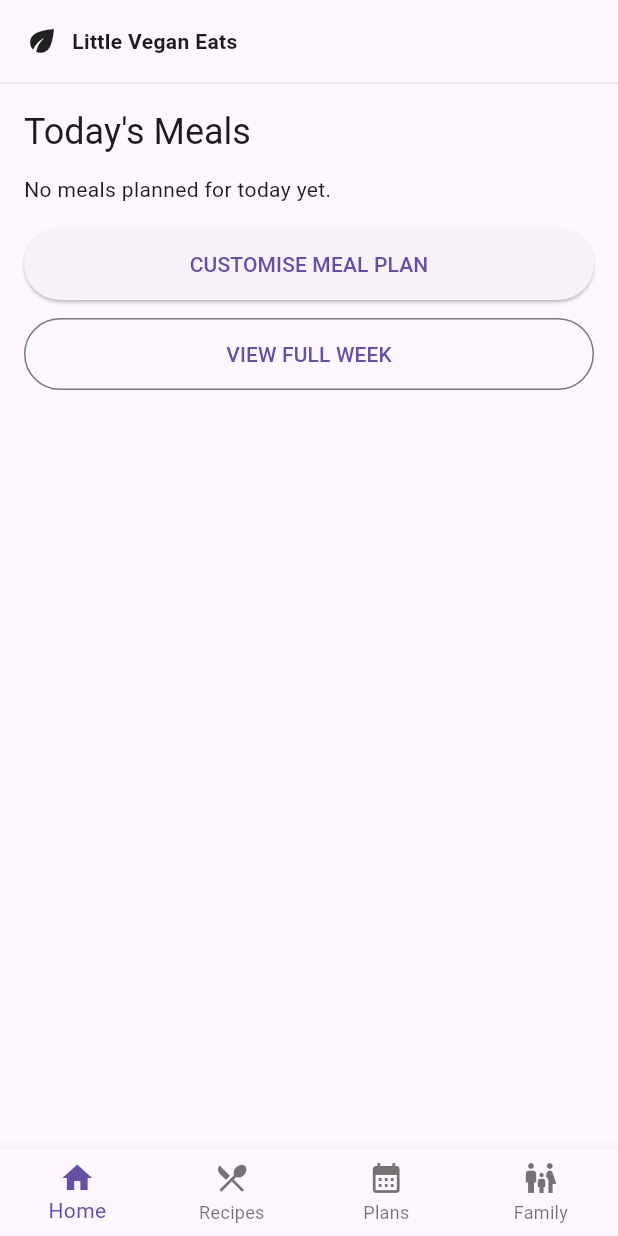
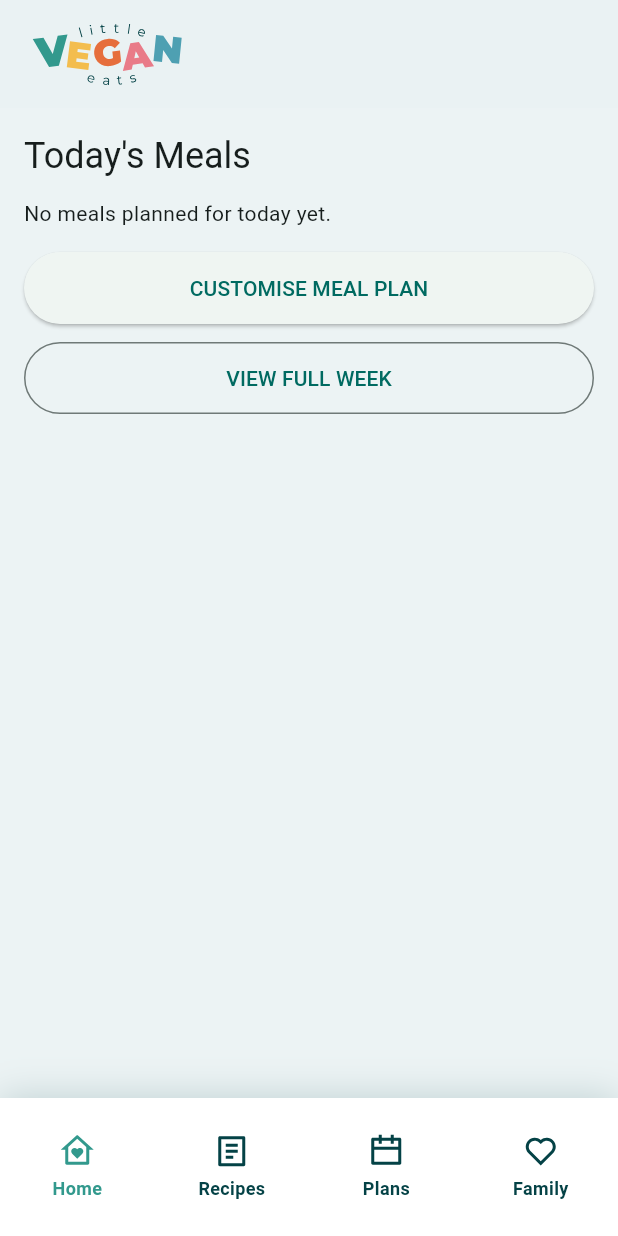
Before and after one commit to staygold/little_vegan_eats, a Flutter app: the AppShell screen opened by its route, on a phone screen of 412 x 824 dp. Run offline on Flutter 3.47's test engine with Material 3 defaults, Android fonts, the phone set to English and light mode, and no system bars; our stand-ins replace cloud_firestore, dio, firebase_auth, firebase_core, flutter_svg, hive_flutter; accounts and stored records are empty; network calls fail; Roboto replaces fonts that are missing (Montserrat).

Commit message:
Add global app background and updated header + bottom nav styling

```diff
--- a/lib/app/app_shell.dart
+++ b/lib/app/app_shell.dart
@@ -1,4 +1,5 @@
 import 'package:flutter/material.dart';
+import 'package:flutter_svg/flutter_svg.dart';
 
 import '../home/home_screen.dart';
 import '../recipes/recipe_list_screen.dart';
@@ -23,8 +24,16 @@ class _AppShellState extends State<AppShell> {
     HomeScreen(),
     RecipeListScreen(),
     PlansHubScreen(),
-    ProfileScreen(), // ✅ Family tab
+    ProfileScreen(),
   ];
+
+  // 🎨 Colours
+  static const Color inactiveColor = Color(0xFF044246);
+  static const Color activeColor = Color(0xFF32998D);
+
+  // 📐 Sizing
+  static const double barHeight = 92;
+  static const double iconSize = 24;
 
   @override
   void initState() {
@@ -32,8 +41,33 @@ class _AppShellState extends State<AppShell> {
     _index = widget.initialIndex.clamp(0, _pages.length - 1);
   }
 
+  Widget _navIcon(String asset, bool active) {
+    return Column(
+      mainAxisSize: MainAxisSize.min,
+      children: [
+        SvgPicture.asset(
+          asset,
+          width: iconSize,
+          height: iconSize,
+          colorFilter: ColorFilter.mode(
+            active ? activeColor : inactiveColor,
+            BlendMode.srcIn,
+          ),
+        ),
+        const SizedBox(height: 4), // ✅ exact icon → label gap
+      ],
+    );
+  }
+
   @override
   Widget build(BuildContext context) {
+    final theme = Theme.of(context).copyWith(
+      splashFactory: NoSplash.splashFactory,
+      splashColor: Colors.transparent,
+      highlightColor: Colors.transparent,
+      hoverColor: Colors.transparent,
+    );
+
     return Scaffold(
       body: SafeArea(
         child: Column(
@@ -48,29 +82,64 @@ class _AppShellState extends State<AppShell> {
           ],
         ),
       ),
-      bottomNavigationBar: BottomNavigationBar(
+      bottomNavigationBar: Theme(
+        data: theme,
+        child: Container(
+          height: barHeight,
+          decoration: const BoxDecoration(
+            color: Colors.white,
+            boxShadow: [
+              BoxShadow(
+                offset: Offset(0, 0),
+                blurRadius: 20,
+                spreadRadius: 0,
+                color: Color.fromRGBO(4, 66, 70, 0.20),
+              ),
+            ],
+          ),
+          child: BottomNavigationBar(
             currentIndex: _index,
             onTap: (i) => setState(() => _index = i),
             type: BottomNavigationBarType.fixed,
-        items: const [
+            backgroundColor: Colors.white,
+            elevation: 0,
+            selectedItemColor: activeColor,
+            unselectedItemColor: inactiveColor,
+            selectedFontSize: 12,
+            unselectedFontSize: 12,
+            selectedLabelStyle: const TextStyle(
+              fontFamily: 'Montserrat',
+              fontWeight: FontWeight.w600,
+            ),
+            unselectedLabelStyle: const TextStyle(
+              fontFamily: 'Montserrat',
+              fontWeight: FontWeight.w600,
+            ),
+            items: [
               BottomNavigationBarItem(
-            icon: Icon(Icons.home),
+                icon: _navIcon('assets/images/icons/home.svg', false),
+                activeIcon: _navIcon('assets/images/icons/home.svg', true),
                 label: 'Home',
               ),
               BottomNavigationBarItem(
-            icon: Icon(Icons.restaurant_menu),
+                icon: _navIcon('assets/images/icons/recipes.svg', false),
+                activeIcon: _navIcon('assets/images/icons/recipes.svg', true),
                 label: 'Recipes',
               ),
               BottomNavigationBarItem(
-            icon: Icon(Icons.calendar_month),
+                icon: _navIcon('assets/images/icons/plans.svg', false),
+                activeIcon: _navIcon('assets/images/icons/plans.svg', true),
                 label: 'Plans',
               ),
               BottomNavigationBarItem(
-            icon: Icon(Icons.family_restroom),
+                icon: _navIcon('assets/images/icons/family.svg', false),
+                activeIcon: _navIcon('assets/images/icons/family.svg', true),
                 label: 'Family',
               ),
             ],
           ),
+        ),
+      ),
     );
   }
 }
--- a/lib/app/top_header_bar.dart
+++ b/lib/app/top_header_bar.dart
@@ -1,4 +1,5 @@
 import 'package:flutter/material.dart';
+import 'package:flutter_svg/flutter_svg.dart';
 
 class TopHeaderBar extends StatelessWidget {
   const TopHeaderBar({super.key});
@@ -6,26 +7,20 @@ class TopHeaderBar extends StatelessWidget {
   @override
   Widget build(BuildContext context) {
     return Container(
-      height: 56,
-      padding: const EdgeInsets.symmetric(horizontal: 16),
+      height: 72,
+      padding: const EdgeInsets.only(left: 20, right: 16),
       decoration: BoxDecoration(
-        color: Theme.of(context).colorScheme.surface,
-        border: Border(
-          bottom: BorderSide(
-            color: Colors.black.withOpacity(0.08),
-            width: 1,
-          ),
+        color: const Color(0xFFEAF2F3).withOpacity(0.9),
+      ),
+      alignment: Alignment.centerLeft,
+      child: SvgPicture.asset(
+        'assets/images/LVE.svg',
+        height: 44,
+        fit: BoxFit.contain,
+        placeholderBuilder: (_) => const SizedBox(
+          height: 44,
+          width: 44,
         ),
-      ),
-      child: Row(
-        children: const [
-          Icon(Icons.eco),
-          SizedBox(width: 8),
-          Text(
-            'Little Vegan Eats',
-            style: TextStyle(fontWeight: FontWeight.w600),
-          ),
-        ],
       ),
     );
   }
--- a/lib/main.dart
+++ b/lib/main.dart
@@ -5,10 +5,8 @@ import 'package:hive_flutter/hive_flutter.dart';
 import 'firebase_options.dart';
 import 'auth/auth_gate.dart';
 import 'app/app_shell.dart';
-import 'meal_plan/meal_plan_screen.dart'; // ✅ IMPORTANT
-
+import 'meal_plan/meal_plan_screen.dart';
 import 'recipes/recipes_bootstrap_gate.dart';
-
 
 Future<void> main() async {
   WidgetsFlutterBinding.ensureInitialized();
@@ -27,10 +25,27 @@ Future<void> main() async {
 class MyApp extends StatelessWidget {
   const MyApp({super.key});
 
+  static const Color appBackground = Color(0xFFECF3F4);
+
   @override
   Widget build(BuildContext context) {
     return MaterialApp(
       debugShowCheckedModeBanner: false,
+
+      // ✅ GLOBAL THEME
+      theme: ThemeData(
+        useMaterial3: true,
+
+        // ✅ Page background
+        scaffoldBackgroundColor: appBackground,
+
+        // Helps keep cards + surfaces white
+        colorScheme: ColorScheme.fromSeed(
+          seedColor: const Color(0xFF32998D),
+          background: appBackground,
+          surface: Colors.white,
+        ),
+      ),
 
       // Root entry
       initialRoute: '/',
@@ -40,7 +55,8 @@ class MyApp extends StatelessWidget {
         '/app': (_) => const AppShell(),
 
         // Meal plan (weekly)
-        '/meal-plan': (_) => RecipesBootstrapGate(child: MealPlanScreen()),
+        '/meal-plan': (_) =>
+            RecipesBootstrapGate(child: MealPlanScreen()),
       },
     );
   }
```
Also changed, not shown: pubspec.yaml (+6 -67 lines), assets/images/LVE.svg (added), assets/images/icons/family.svg (added), assets/images/icons/home.svg (added), assets/images/icons/plans.svg (added), assets/images/icons/recipes.svg (added), pubspec.lock. Lines whose indentation alone changed are shown as unchanged.
